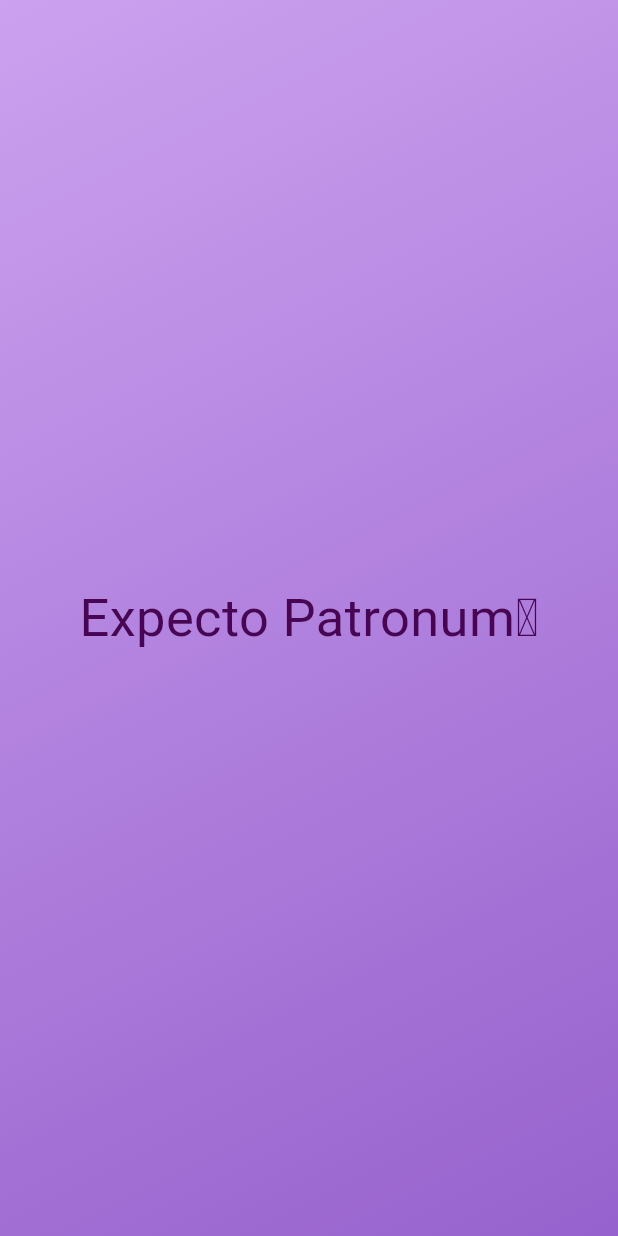
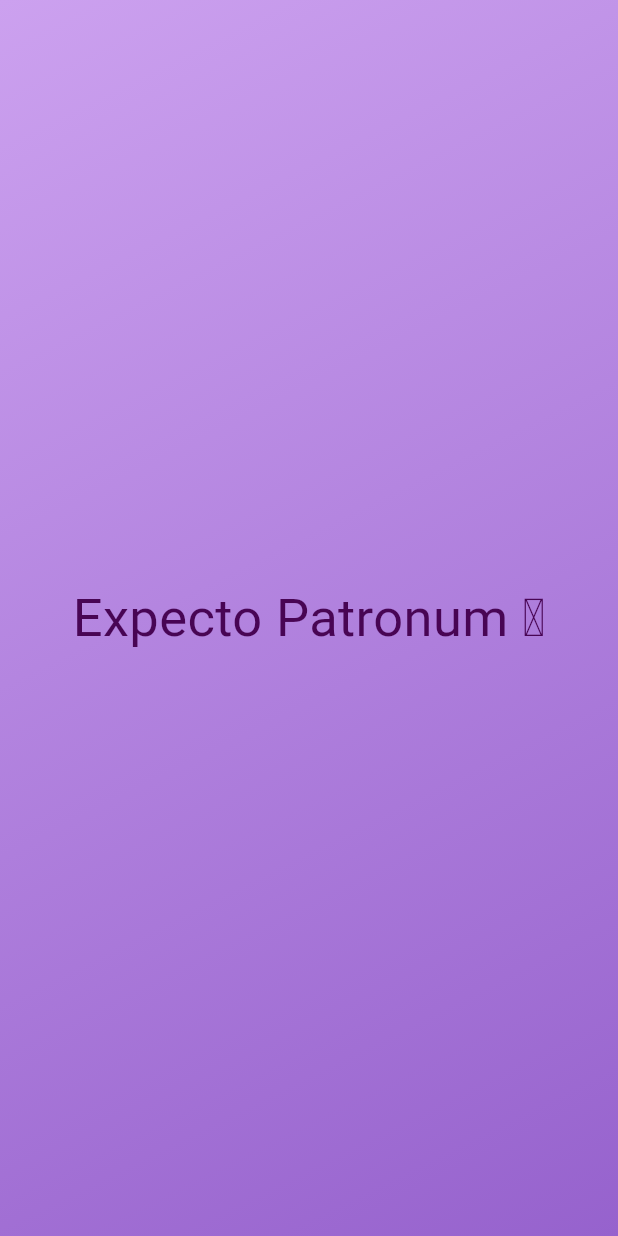
Before and after one commit to AndreeaMagda/flutter-and-dart-course, a Flutter app: the screen it shows after launch, on a phone screen of 412 x 824 dp. Run offline on Flutter 3.47's test engine with Material 3 defaults, Android fonts, the phone set to English and light mode, and no system bars.

```diff
--- a/lib/gradient_container.dart
+++ b/lib/gradient_container.dart
@@ -19,8 +19,8 @@ class GradientContainer extends StatelessWidget{
               end:endAlignment ,
             ),
           ),
-          child: const Center(
-            child: StyledText()
+          child:  Center(
+            child: StyledText('Expecto Patronum 🪄'),
           ),
         );
   }
--- a/lib/styled_text.dart
+++ b/lib/styled_text.dart
@@ -2,13 +2,13 @@ import 'package:flutter/material.dart';
 
 
 class StyledText extends StatelessWidget {
-  const StyledText({super.key});
-
+   StyledText(this.text,{super.key});
+final String text;
   @override
   Widget build(context) {
-    return const Text(
-      'Expecto Patronum🪄',
-      style: TextStyle(
+    return  Text(
+      text,
+      style:const TextStyle(
         color: Color.fromARGB(255, 72, 5, 84),
         fontSize: 35,
       ),
```
